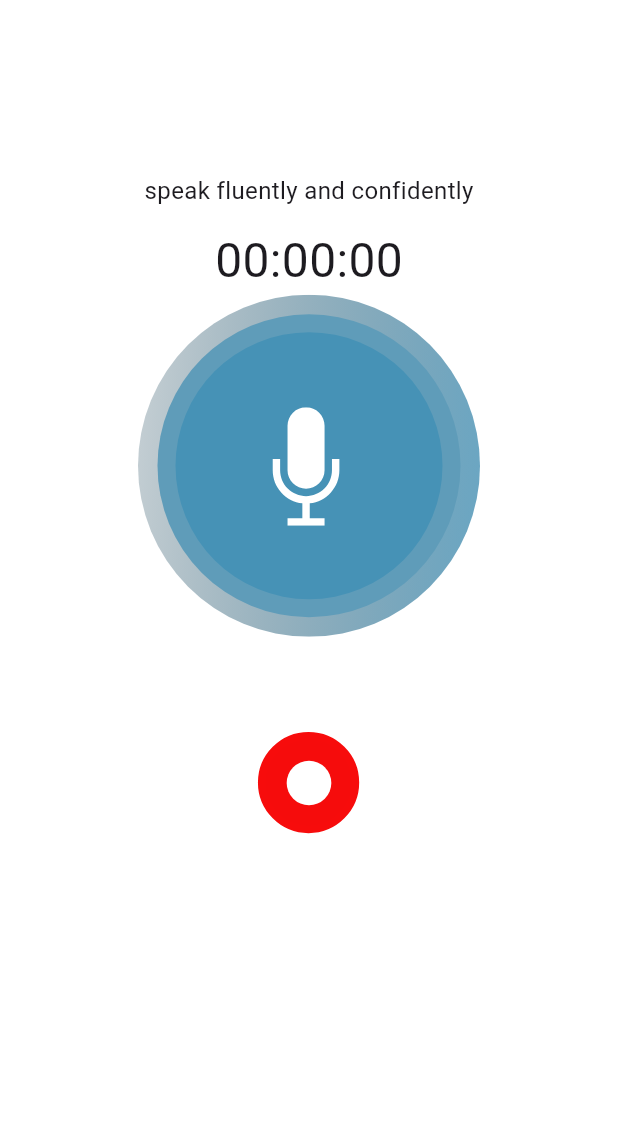
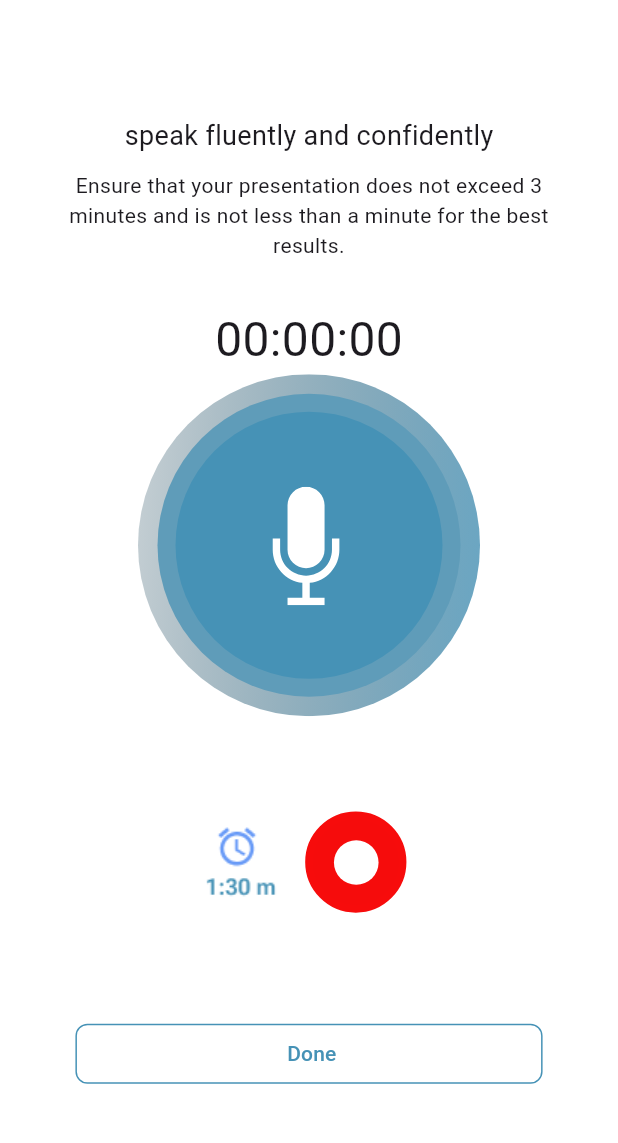
Before and after one commit to HackTalkTeam/hackTalk-flutter, a Flutter app: the RecordAudioScreen screen opened directly, on a phone screen of 412 x 824 dp, the part 57-1200 px from its top. Run offline on Flutter 3.47's test engine with Material 3 defaults, Android fonts, the phone set to English and light mode, and no system bars; our stand-ins replace animated_splash_screen, audioplayers, bloc, contained_tab_bar_view, dio, file_picker and 12 more; missing offline and left inert: record_mp3; accounts and stored records are empty; network calls fail; project files that could hold a hidden picture were left out.

Commit message:
SOME EDIT IN UI SCREENS

```diff
--- a/lib/features/home/presentation/screen/audio/record_audio_screen.dart
+++ b/lib/features/home/presentation/screen/audio/record_audio_screen.dart
@@ -2,12 +2,15 @@ import 'package:flutter/material.dart';
 import 'package:flutter_bloc/flutter_bloc.dart';
 import 'package:flutter_svg/flutter_svg.dart';
 import 'package:hack_talk/core/utils/app_assets.dart';
+import 'package:hack_talk/core/utils/app_colors.dart';
 import 'package:hack_talk/core/utils/app_routes.dart';
 import 'package:hack_talk/core/widgets/text_widget.dart';
 import 'package:hack_talk/features/home/presentation/logic/audio_cubit/audio_cubit.dart';
+import 'package:hack_talk/features/home/presentation/screen/audio/time_over_screen.dart';
 
 //import 'package:record_mp3/record_mp3.dart';
 
+import 'audio_result/audio_result_screen.dart';
 import 'audio_widget.dart';
 
 class RecordAudioScreen extends StatefulWidget {
@@ -42,20 +45,30 @@ class _RecordAudioScreenState extends State<RecordAudioScreen> {
                 },
                 icon: const Icon(Icons.arrow_back),
               ),
-              title: const TextWidget(
-                'Record voice',
-                color: Colors.black, fontSize: 16,
-                  fontWeight: FontWeight.w600
-              ),
+              title: const TextWidget('Record voice',
+                  color: Colors.black,
+                  fontSize: 16,
+                  fontWeight: FontWeight.w600),
               centerTitle: true,
             ),
             body: Center(
+              child: SingleChildScrollView(
                 child: Column(
                     mainAxisAlignment: MainAxisAlignment.center,
                     children: [
-                    const TextWidget('speak fluently and confidently',
-                        fontSize: 16),
-                    const SizedBox(height: 12),
+                      const TextWidget(
+                        'speak fluently and confidently',
+                        fontSize: 18,
+                      ),
+                      const Padding(
+                        padding: EdgeInsets.only(
+                            left: 33.0, right: 33.0, top: 10.0, bottom: 30.0),
+                        child: TextWidget(
+                          "Ensure that your presentation does not exceed 3 minutes and is not less than a minute for the best results.",
+                          maxLines: 3,
+                          textAlign: TextAlign.center,
+                        ),
+                      ),
                       (state is DurationRecordInitial)
                           ? Text(
                               '${state.hours.toString().padLeft(2, '0')}:${state.minutes.toString().padLeft(2, '0')}:${state.second.toString().padLeft(2, '0')}',
@@ -68,11 +81,14 @@ class _RecordAudioScreenState extends State<RecordAudioScreen> {
                       SvgPicture.asset('record'.getSvgAsset),
                       const SizedBox(height: 20),
                       if (returnAudio.isRecording)
-                      const SizedBox(height: 100, child: SoundWaveformWidget()),
+                        const SizedBox(
+                            height: 100, child: SoundWaveformWidget()),
                       const SizedBox(height: 40),
                       Row(
                         mainAxisAlignment: MainAxisAlignment.center,
                         children: [
+                          Image.asset("assets/images/second.png"),
+                          const SizedBox(width: 15),
                           InkWell(
                               onTap: () async {
                                 returnAudio.startRecord();
@@ -99,66 +115,53 @@ class _RecordAudioScreenState extends State<RecordAudioScreen> {
                                     'stop icon audio record'.getSvgAsset)),
                         ],
                       ),
-
-                    // Row(
-                    //   mainAxisAlignment: MainAxisAlignment.spaceBetween,
-                    //   children: <Widget>[
-                    //     GestureDetectorWidget(
-                    //       text: 'start',
-                    //       color: Colors.red,
-                    //       textColor: Colors.white,
-                    //       onTap: () async {
-                    //         returnAudio.startRecord();
-                    //       },
-                    //     ),
-                    //     GestureDetectorWidget(
-                    //       text: RecordMp3.instance.status == RecordStatus.PAUSE
-                    //           ? 'resume'
-                    //           : 'pause',
-                    //       color: AppColors.textButtonBlueColor,
-                    //       textColor: Colors.white,
-                    //       onTap: () {
-                    //         returnAudio.pauseRecord();
-                    //       },
-                    //     ),
-                    //     GestureDetectorWidget(
-                    //       text: 'stop',
-                    //       color: Colors.green,
-                    //       textColor: Colors.white,
-                    //       onTap: () {
-                    //         returnAudio.stopRecord();
-                    //       },
-                    //     ),
-                    //   ],
-                    // ),
                       Padding(
                         padding: const EdgeInsets.only(top: 20.0),
-                      child: Text(
+                        child: Row(
+                          mainAxisAlignment: MainAxisAlignment.spaceAround,
+                          children: [
+                            Text(
                               returnAudio.statusText,
-                        style: const TextStyle(color: Colors.red, fontSize: 20),
-                      ),
+                              style: const TextStyle(
+                                  color: Colors.red, fontSize: 20),
                             ),
                             GestureDetector(
                               behavior: HitTestBehavior.opaque,
                               onTap: () {
                                 returnAudio.play();
                               },
-                      child: Container(
-                        margin: const EdgeInsets.only(top: 30),
-                        alignment: AlignmentDirectional.center,
-                        width: 100,
-                        height: 50,
                               child: returnAudio.isComplete &&
                                       returnAudio.recordFilePath != null
-                            ? const Text(
-                                "play",
-                                style:
-                                    TextStyle(color: Colors.red, fontSize: 20),
-                              )
+                                  ? Image.asset("assets/images/play.png")
                                   : Container(),
+                            ),
+                          ],
+                        ),
+                      ),
+                      const SizedBox(height: 17),
+                      TextButton(
+                        onPressed: () {
+                          WidgetsBinding.instance
+                        .addPostFrameCallback((timeStamp) {
+                      AppRoutes.routeTo(
+                          context, const TimeOverScreen());
+                    });
+                        },
+                        style: TextButton.styleFrom(
+                          shape: RoundedRectangleBorder(
+                            borderRadius: BorderRadius.circular(8),
+                            side: const BorderSide(
+                              color: AppColors.mainBlueColor,
+                            ),
+                          ),
+                        ),
+                        child: const Text(
+                          '                                    Done                                   ',
+                          style: TextStyle(color: AppColors.mainBlueColor),
                         ),
                       ),
                     ]),
+              ),
             ),
           );
         },
--- a/pubspec.yaml
+++ b/pubspec.yaml
@@ -33,6 +33,7 @@ dependencies:
   pretty_dio_logger: ^1.3.1
   pinput: ^4.0.0
   video_player: ^2.8.6
+  data_table_2: ^2.5.15
 
 dev_dependencies:
   flutter_test:
```
Also changed, not shown: lib/features/home/presentation/screen/audio/time_over_screen.dart (added, +97 -0 lines), lib/features/home/presentation/screen/computer_vision/cv_result_screen.dart (+52 -23 lines), lib/features/home/presentation/screen/home/alertWidget.dart (+27 -12 lines), assets/images/play.png (added), assets/images/second.png (added), assets/images/timeover.png (added), pubspec.lock. Lines whose indentation alone changed are shown as unchanged.
